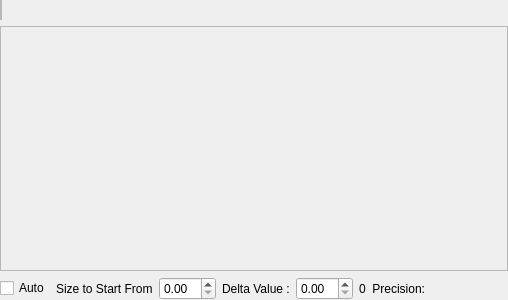
Qt form krita/plugins/paintops/libpaintop/forms/wdgbrushchooser.ui (KDE/krita) before a commit.
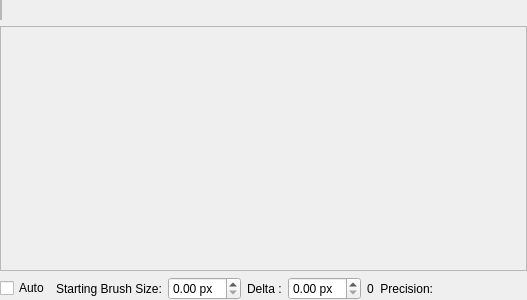
The same form after that commit. Custom widgets are drawn as their Qt base class.

Commit message: add units to auto precision settings and make label more clear

What changed in the file:
```diff
--- a/krita/plugins/paintops/libpaintop/forms/wdgbrushchooser.ui
+++ b/krita/plugins/paintops/libpaintop/forms/wdgbrushchooser.ui
@@ -6,7 +6,7 @@
    <rect>
     <x>0</x>
     <y>0</y>
-    <width>508</width>
+    <width>527</width>
     <height>300</height>
    </rect>
   </property>
@@ -95,25 +95,39 @@
         <string>Use to set the size from which the Automatic Precision Setting should begin. The Precision will remain 5 before this value.</string>
        </property>
        <property name="text">
-        <string>Size to Start From</string>
+        <string>Starting Brush Size:</string>
        </property>
       </widget>
      </item>
      <item>
-      <widget class="QDoubleSpinBox" name="sizeToStartFromSpinBox"/>
+      <widget class="QDoubleSpinBox" name="sizeToStartFromSpinBox">
+       <property name="suffix">
+        <string> px</string>
+       </property>
+      </widget>
      </item>
      <item>
       <widget class="QLabel" name="label_2">
+       <property name="sizePolicy">
+        <sizepolicy hsizetype="Fixed" vsizetype="Preferred">
+         <horstretch>0</horstretch>
+         <verstretch>0</verstretch>
+        </sizepolicy>
+       </property>
        <property name="toolTip">
         <string>This determines every interval after which the precision should change. For example: if the delta value is set to be 15.00, after every 15 pts change in the size of brush, the precision will change.</string>
        </property>
        <property name="text">
-        <string>Delta Value :</string>
+        <string>Delta :</string>
        </property>
       </widget>
      </item>
      <item>
-      <widget class="QDoubleSpinBox" name="deltaValueSpinBox"/>
+      <widget class="QDoubleSpinBox" name="deltaValueSpinBox">
+       <property name="suffix">
+        <string> px</string>
+       </property>
+      </widget>
      </item>
      <item>
       <widget class="QLabel" name="lblPrecisionValue">
```
